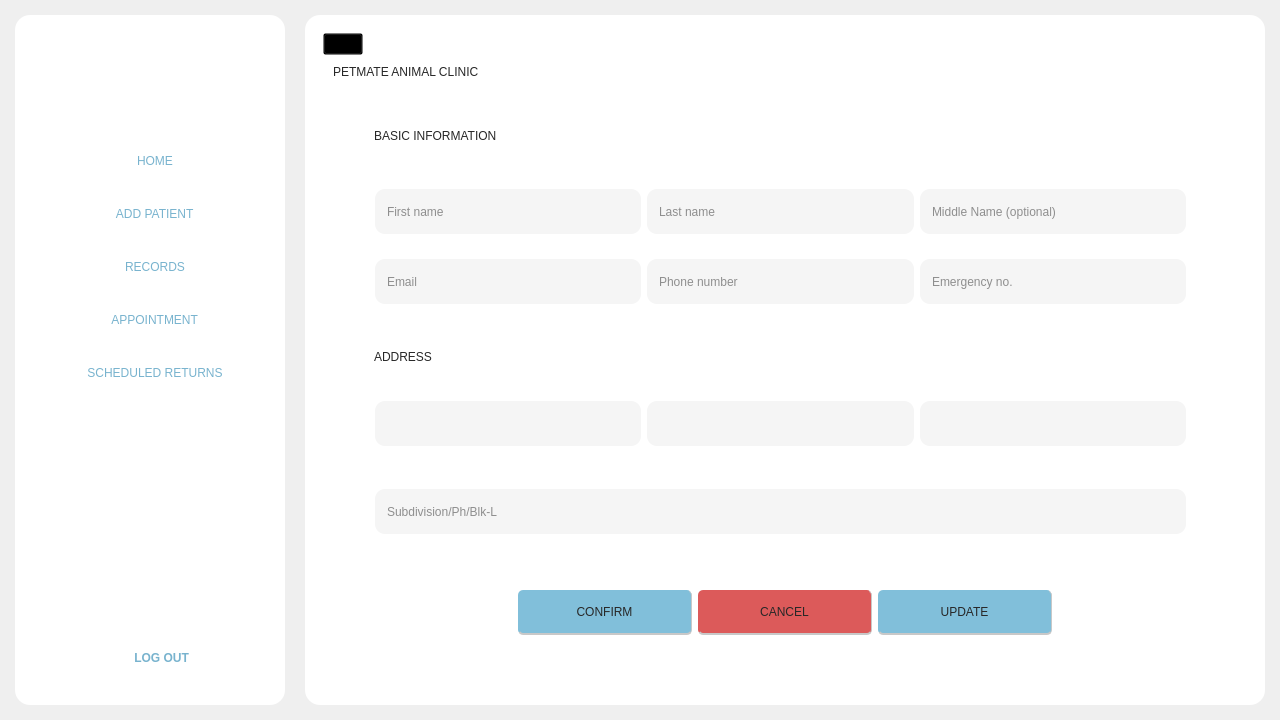
Above: Frontend/Home.ui from DreddVDomasian/Petmate-Desktop-Application before the change. Below: the same form after it.
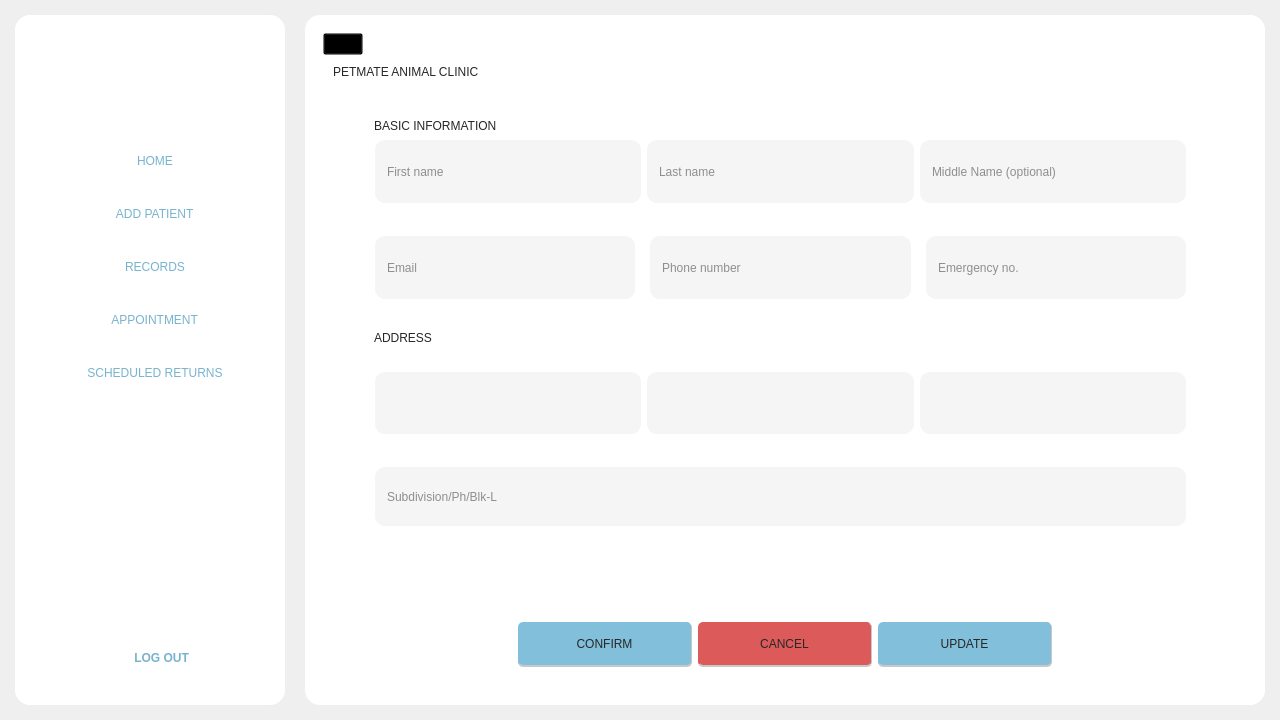
That is the form after the change. The open tabs and pages were chosen to show the change. Icons and pictures are not drawn.

Commit message:
expanding input and dynamic font for input
wala talagang font size sa qt designer para ma override ng code

Diff of the .ui file:
```diff
--- a/Frontend/Home.ui
+++ b/Frontend/Home.ui
@@ -1000,12 +1000,12 @@
              <property name="styleSheet">
               <string notr="true">QLineEdit{
     border-radius: 10px;
-	font: 63 14pt &quot;Montserrat SemiBold&quot;;
+	font-family: &quot;Montserrat Medium&quot;;
+	font-weight: 57;
 	color:rgb(39, 39, 39);
 	padding-left: 10px;
 	background-color:rgb(245, 245, 245);
 }
-
 QLineEdit:focus{
     border: 1px solid rgb(235, 235, 235);
 	background-color:rgb(227, 227, 227);
@@ -1119,6 +1119,22 @@
               <property name="rightMargin">
                <number>50</number>
               </property>
+              <item>
+               <spacer name="verticalSpacer_9">
+                <property name="orientation">
+                 <enum>Qt::Vertical</enum>
+                </property>
+                <property name="sizeType">
+                 <enum>QSizePolicy::Maximum</enum>
+                </property>
+                <property name="sizeHint" stdset="0">
+                 <size>
+                  <width>20</width>
+                  <height>20</height>
+                 </size>
+                </property>
+               </spacer>
+              </item>
               <item>
                <widget class="QLabel" name="label_4">
                 <property name="sizePolicy">
@@ -1137,15 +1153,24 @@
                </widget>
               </item>
               <item>
-               <widget class="QFrame" name="ownerDetails">
+               <widget class="QFrame" name="frame_36">
                 <property name="sizePolicy">
-                 <sizepolicy hsizetype="Expanding" vsizetype="Fixed">
+                 <sizepolicy hsizetype="Expanding" vsizetype="Expanding">
                   <horstretch>0</horstretch>
                   <verstretch>0</verstretch>
                  </sizepolicy>
                 </property>
-                <property name="styleSheet">
-                 <string notr="true"/>
+                <property name="minimumSize">
+                 <size>
+                  <width>0</width>
+                  <height>50</height>
+                 </size>
+                </property>
+                <property name="maximumSize">
+                 <size>
+                  <width>16777215</width>
+                  <height>80</height>
+                 </size>
                 </property>
                 <property name="frameShape">
                  <enum>QFrame::StyledPanel</enum>
@@ -1153,15 +1178,27 @@
                 <property name="frameShadow">
                  <enum>QFrame::Raised</enum>
                 </property>
-                <layout class="QGridLayout" name="gridLayout_3">
+                <layout class="QHBoxLayout" name="horizontalLayout_52">
                  <property name="leftMargin">
                   <number>0</number>
                  </property>
-                 <property name="verticalSpacing">
-                  <number>25</number>
+                 <property name="topMargin">
+                  <number>0</number>
                  </property>
-                 <item row="0" column="0">
+                 <property name="rightMargin">
+                  <number>9</number>
+                 </property>
+                 <property name="bottomMargin">
+                  <number>5</number>
+                 </property>
+                 <item>
                   <widget class="QLineEdit" name="firstNameEdit">
+                   <property name="sizePolicy">
+                    <sizepolicy hsizetype="Expanding" vsizetype="Expanding">
+                     <horstretch>0</horstretch>
+                     <verstretch>0</verstretch>
+                    </sizepolicy>
+                   </property>
                    <property name="minimumSize">
                     <size>
                      <width>174</width>
@@ -1176,10 +1213,10 @@
                    </property>
                   </widget>
                  </item>
-                 <item row="0" column="1">
+                 <item>
                   <widget class="QLineEdit" name="lastNameEdit">
                    <property name="sizePolicy">
-                    <sizepolicy hsizetype="Expanding" vsizetype="Fixed">
+                    <sizepolicy hsizetype="Expanding" vsizetype="Expanding">
                      <horstretch>0</horstretch>
                      <verstretch>0</verstretch>
                     </sizepolicy>
@@ -1198,8 +1235,14 @@
                    </property>
                   </widget>
                  </item>
-                 <item row="0" column="2">
+                 <item>
                   <widget class="QLineEdit" name="middleNameEdit">
+                   <property name="sizePolicy">
+                    <sizepolicy hsizetype="Expanding" vsizetype="Expanding">
+                     <horstretch>0</horstretch>
+                     <verstretch>0</verstretch>
+                    </sizepolicy>
+                   </property>
                    <property name="minimumSize">
                     <size>
                      <width>174</width>
@@ -1211,7 +1254,68 @@
                    </property>
                   </widget>
                  </item>
-                 <item row="1" column="0">
+                </layout>
+               </widget>
+              </item>
+              <item>
+               <spacer name="verticalSpacer_10">
+                <property name="orientation">
+                 <enum>Qt::Vertical</enum>
+                </property>
+                <property name="sizeType">
+                 <enum>QSizePolicy::Maximum</enum>
+                </property>
+                <property name="sizeHint" stdset="0">
+                 <size>
+                  <width>20</width>
+                  <height>20</height>
+                 </size>
+                </property>
+               </spacer>
+              </item>
+              <item>
+               <widget class="QFrame" name="ownerDetails">
+                <property name="sizePolicy">
+                 <sizepolicy hsizetype="Expanding" vsizetype="Expanding">
+                  <horstretch>0</horstretch>
+                  <verstretch>0</verstretch>
+                 </sizepolicy>
+                </property>
+                <property name="minimumSize">
+                 <size>
+                  <width>0</width>
+                  <height>50</height>
+                 </size>
+                </property>
+                <property name="maximumSize">
+                 <size>
+                  <width>16777215</width>
+                  <height>80</height>
+                 </size>
+                </property>
+                <property name="styleSheet">
+                 <string notr="true"/>
+                </property>
+                <property name="frameShape">
+                 <enum>QFrame::StyledPanel</enum>
+                </property>
+                <property name="frameShadow">
+                 <enum>QFrame::Raised</enum>
+                </property>
+                <layout class="QHBoxLayout" name="horizontalLayout_51">
+                 <property name="spacing">
+                  <number>15</number>
+                 </property>
+                 <property name="leftMargin">
+                  <number>0</number>
+                 </property>
+                 <property name="topMargin">
+                  <number>0</number>
+                 </property>
+                 <property name="bottomMargin">
+                  <number>5</number>
+                 </property>
+                 <item>
                   <widget class="QLineEdit" name="emailEdit">
                    <property name="sizePolicy">
                     <sizepolicy hsizetype="Expanding" vsizetype="Expanding">
@@ -1233,8 +1337,14 @@
                    </property>
                   </widget>
                  </item>
-                 <item row="1" column="1">
+                 <item>
                   <widget class="QLineEdit" name="phoneNumberEdit">
+                   <property name="sizePolicy">
+                    <sizepolicy hsizetype="Expanding" vsizetype="Expanding">
+                     <horstretch>0</horstretch>
+                     <verstretch>0</verstretch>
+                    </sizepolicy>
+                   </property>
                    <property name="minimumSize">
                     <size>
                      <width>174</width>
@@ -1249,7 +1359,7 @@
                    </property>
                   </widget>
                  </item>
-                 <item row="1" column="2">
+                 <item>
                   <widget class="QLineEdit" name="emergencyNoEdit">
                    <property name="sizePolicy">
                     <sizepolicy hsizetype="Expanding" vsizetype="Expanding">
@@ -1259,7 +1369,7 @@
                    </property>
                    <property name="minimumSize">
                     <size>
-                     <width>256</width>
+                     <width>174</width>
                      <height>45</height>
                     </size>
                    </property>
@@ -1274,6 +1384,22 @@
                 </layout>
                </widget>
               </item>
+              <item>
+               <spacer name="verticalSpacer_5">
+                <property name="orientation">
+                 <enum>Qt::Vertical</enum>
+                </property>
+                <property name="sizeType">
+                 <enum>QSizePolicy::Maximum</enum>
+                </property>
+                <property name="sizeHint" stdset="0">
+                 <size>
+                  <width>20</width>
+                  <height>20</height>
+                 </size>
+                </property>
+               </spacer>
+              </item>
               <item>
                <widget class="QLabel" name="label_15">
                 <property name="sizePolicy">
@@ -1291,14 +1417,42 @@
                 </property>
                </widget>
               </item>
+              <item>
+               <spacer name="verticalSpacer_6">
+                <property name="orientation">
+                 <enum>Qt::Vertical</enum>
+                </property>
+                <property name="sizeType">
+                 <enum>QSizePolicy::Maximum</enum>
+                </property>
+                <property name="sizeHint" stdset="0">
+                 <size>
+                  <width>20</width>
+                  <height>20</height>
+                 </size>
+                </property>
+               </spacer>
+              </item>
               <item>
                <widget class="QFrame" name="ownerDetails_2">
                 <property name="sizePolicy">
-                 <sizepolicy hsizetype="Expanding" vsizetype="Fixed">
+                 <sizepolicy hsizetype="Expanding" vsizetype="Expanding">
                   <horstretch>0</horstretch>
                   <verstretch>0</verstretch>
                  </sizepolicy>
                 </property>
+                <property name="minimumSize">
+                 <size>
+                  <width>0</width>
+                  <height>50</height>
+                 </size>
+                </property>
+                <property name="maximumSize">
+                 <size>
+                  <width>16777215</width>
+                  <height>80</height>
+                 </size>
+                </property>
                 <property name="styleSheet">
                  <string notr="true"/>
                 </property>
@@ -1321,7 +1475,7 @@
                  <item>
                   <widget class="QComboBox" name="provinceComboBox">
                    <property name="sizePolicy">
-                    <sizepolicy hsizetype="Expanding" vsizetype="Fixed">
+                    <sizepolicy hsizetype="Expanding" vsizetype="Expanding">
                      <horstretch>0</horstretch>
                      <verstretch>0</verstretch>
                     </sizepolicy>
@@ -1358,7 +1512,7 @@
                  <item>
                   <widget class="QComboBox" name="cityComboBox">
                    <property name="sizePolicy">
-                    <sizepolicy hsizetype="Expanding" vsizetype="Fixed">
+                    <sizepolicy hsizetype="Expanding" vsizetype="Expanding">
                      <horstretch>0</horstretch>
                      <verstretch>0</verstretch>
                     </sizepolicy>
@@ -1392,7 +1546,7 @@
                  <item>
                   <widget class="QComboBox" name="barangayComboBox">
                    <property name="sizePolicy">
-                    <sizepolicy hsizetype="MinimumExpanding" vsizetype="Fixed">
+                    <sizepolicy hsizetype="Expanding" vsizetype="Expanding">
                      <horstretch>0</horstretch>
                      <verstretch>0</verstretch>
                     </sizepolicy>
@@ -1420,14 +1574,42 @@
                 </layout>
                </widget>
               </item>
+              <item>
+               <spacer name="verticalSpacer_7">
+                <property name="orientation">
+                 <enum>Qt::Vertical</enum>
+                </property>
+                <property name="sizeType">
+                 <enum>QSizePolicy::Minimum</enum>
+                </property>
+                <property name="sizeHint" stdset="0">
+                 <size>
+                  <width>20</width>
+                  <height>20</height>
+                 </size>
+                </property>
+               </spacer>
+              </item>
               <item>
                <widget class="QFrame" name="ownerDetails_3">
                 <property name="sizePolicy">
-                 <sizepolicy hsizetype="Expanding" vsizetype="Fixed">
+                 <sizepolicy hsizetype="Expanding" vsizetype="Expanding">
                   <horstretch>0</horstretch>
                   <verstretch>0</verstretch>
                  </sizepolicy>
                 </property>
+                <property name="minimumSize">
+                 <size>
+                  <width>0</width>
+                  <height>50</height>
+                 </size>
+                </property>
+                <property name="maximumSize">
+                 <size>
+                  <width>16777215</width>
+                  <height>80</height>
+                 </size>
+                </property>
                 <property name="styleSheet">
                  <string notr="true"/>
                 </property>
@@ -1446,6 +1628,12 @@
                  </property>
                  <item>
                   <widget class="QLineEdit" name="detailedAddressEdit">
+                   <property name="sizePolicy">
+                    <sizepolicy hsizetype="Expanding" vsizetype="Expanding">
+                     <horstretch>0</horstretch>
+                     <verstretch>0</verstretch>
+                    </sizepolicy>
+                   </property>
                    <property name="minimumSize">
                     <size>
                      <width>174</width>
@@ -1463,6 +1651,19 @@
                 </layout>
                </widget>
               </item>
+              <item>
+               <spacer name="verticalSpacer_8">
+                <property name="orientation">
+                 <enum>Qt::Vertical</enum>
+                </property>
+                <property name="sizeHint" stdset="0">
+                 <size>
+                  <width>20</width>
+                  <height>40</height>
+                 </size>
+                </property>
+               </spacer>
+              </item>
               <item alignment="Qt::AlignHCenter">
                <widget class="QFrame" name="frame_12">
                 <property name="sizePolicy">
```
Left out of the diff: 209 changed lines with no effect on the pictures. The commit also changes 1 other file.
